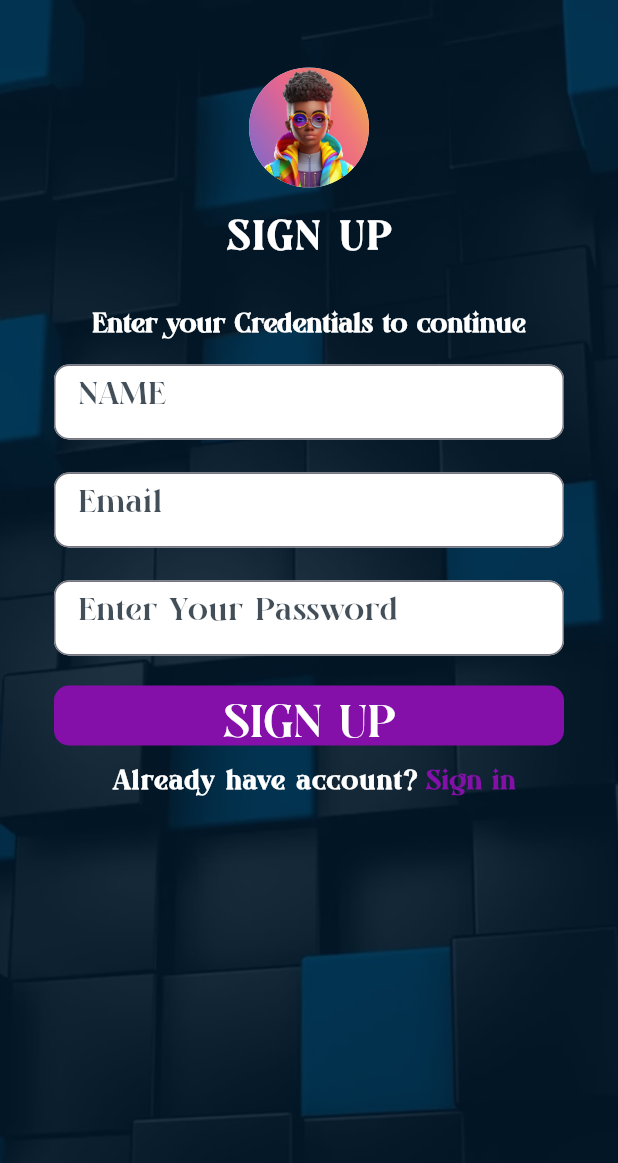
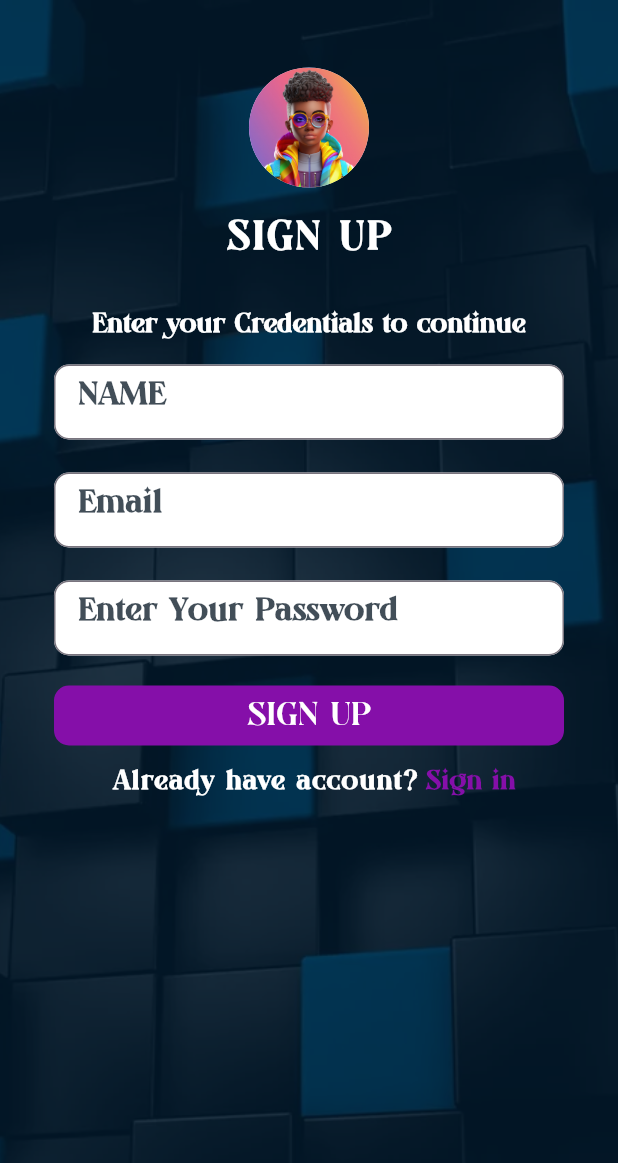
Before and after one commit to 0122345/flutter-Calculator, a Flutter app: the SignUpPage screen opened directly, on a phone screen of 412 x 824 dp. Shown: the top 1163 px of the screen. Run offline on Flutter 3.47's test engine with Material 3 defaults, Android fonts, the phone set to English and light mode, and no system bars; our stand-ins replace adaptive_theme, google_nav_bar.

Commit message:
adding Changing themes

```diff
--- a/lib/components/appbar.dart
+++ b/lib/components/appbar.dart
@@ -6,7 +6,9 @@ class Nav extends StatelessWidget implements PreferredSizeWidget {
 
   @override
   Widget build(BuildContext context) {
+
     return AppBar(
+       backgroundColor: Theme.of(context).primaryColor,
       flexibleSpace: FlexibleSpaceBar(
         background: Stack(
           children: <Widget>[
--- a/lib/components/drawer.dart
+++ b/lib/components/drawer.dart
@@ -6,7 +6,7 @@ class DrawerSection extends StatelessWidget {
   @override
   Widget build(BuildContext context) {
     return Drawer(
-       backgroundColor: const Color.fromARGB(255, 1, 52, 82),
+       backgroundColor: Theme.of(context).primaryColor,
          child: ListView(
         padding: EdgeInsets.zero,
         children: [
--- a/lib/components/signup.dart
+++ b/lib/components/signup.dart
@@ -166,7 +166,7 @@ class SignUpPage extends StatelessWidget {
                 child:   Text("SIGN UP",
                 style: TextStyle(
                   color: Colors.white,
-                  fontSize: 35,
+                  fontSize: 25,
                 ),
                 ),
               ),
--- /dev/null
+++ b/lib/util/theme_data.dart
@@ -0,0 +1,54 @@
+import 'package:flutter/material.dart';
+
+
+// //light theme data
+// ThemeData lightTheme = ThemeData(
+//   brightness: Brightness.light,
+//   colorScheme: const ColorScheme.light(
+//     primary: Colors.lightBlue,
+//   ),
+//   primaryColor: Colors.lightBlue,
+// );
+
+// // dark theme data
+// ThemeData darkTheme = ThemeData(
+//   brightness: Brightness.dark,
+//   colorScheme: const ColorScheme.dark(
+//     primary: Colors.blueGrey,
+//   ),
+//   primaryColor: Colors.blueGrey,
+// );
+
+// light theme data
+
+final ThemeData lightTheme = ThemeData(
+  brightness: Brightness.light,
+  primaryColor:  Colors.lightBlue,
+  fontFamily: 'Michelle',
+  textTheme: const TextTheme(
+
+    bodyLarge: TextStyle(
+      color: Color.fromARGB(255, 4, 3, 10), // Adjust text color for dark theme
+      fontFamily: 'Michelle',
+      fontWeight: FontWeight.w600,
+    ),
+    // Add more text styles as needed
+  ),
+);
+
+// dark theme data
+
+
+final ThemeData darkTheme = ThemeData(
+  brightness: Brightness.dark,
+  primaryColor: const Color.fromARGB(255, 10, 11, 12),
+  fontFamily: 'Michelle',
+  textTheme: const TextTheme(
+    bodyLarge: TextStyle(
+      color: Colors.white, // Adjust text color for dark theme
+      fontFamily: 'Michelle',
+      fontWeight: FontWeight.w600,
+    ),
+    // Add more text styles as needed
+  ),
+);
--- a/pubspec.yaml
+++ b/pubspec.yaml
@@ -37,6 +37,7 @@ dependencies:
   # Use with the CupertinoIcons class for iOS style icons.
   cupertino_icons: ^1.0.6
   google_nav_bar: ^5.0.6
+  adaptive_theme: ^3.6.0
 
 dev_dependencies:
   flutter_test:
```
Also changed, not shown: lib/components/calc.dart (+8 -4 lines), lib/home_page.dart (+79 -3 lines), lib/main.dart (+17 -11 lines), pubspec.lock, 1 other file.
